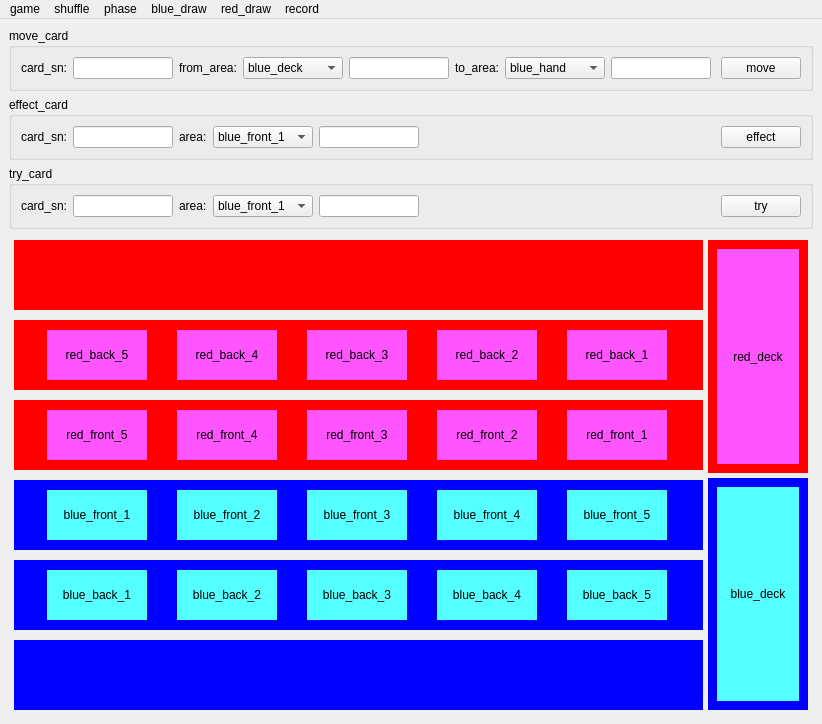
Above: GuiApplication/mainwindow.ui from abc881858/dota_card before the change. Below: the same form after it.
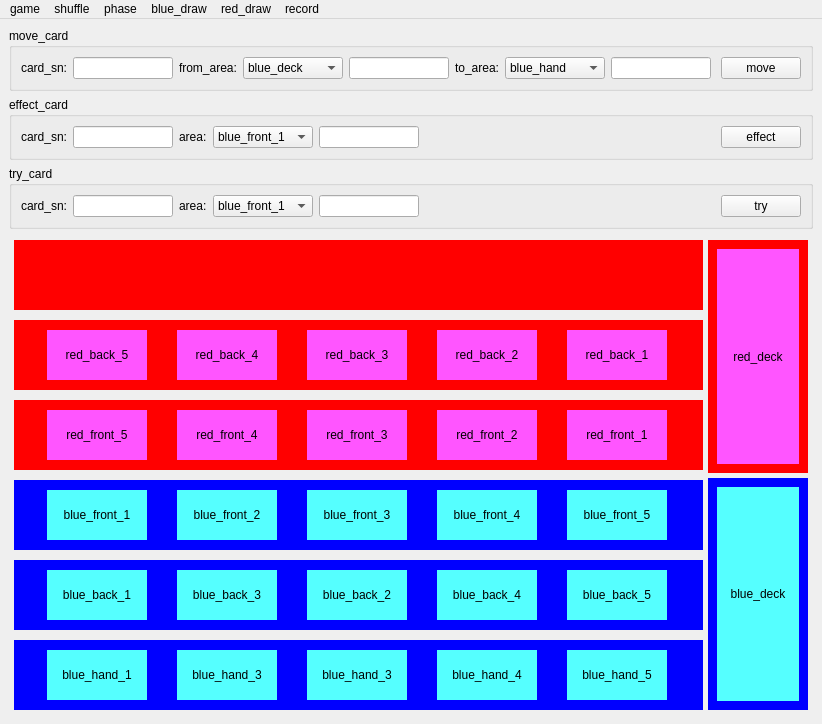
That is the form after the change. Custom widgets are drawn as their Qt base class.

What changed in the file:
```diff
--- a/GuiApplication/mainwindow.ui
+++ b/GuiApplication/mainwindow.ui
@@ -1550,37 +1550,6 @@
                </property>
               </widget>
              </item>
-             <item>
-              <widget class="QLabel" name="blue_back_2">
-               <property name="sizePolicy">
-                <sizepolicy hsizetype="Fixed" vsizetype="Fixed">
-                 <horstretch>0</horstretch>
-                 <verstretch>0</verstretch>
-                </sizepolicy>
-               </property>
-               <property name="minimumSize">
-                <size>
-                 <width>100</width>
-                 <height>50</height>
-                </size>
-               </property>
-               <property name="maximumSize">
-                <size>
-                 <width>100</width>
-                 <height>50</height>
-                </size>
-               </property>
-               <property name="styleSheet">
-                <string notr="true">background-color: rgb(85, 255, 255);</string>
-               </property>
-               <property name="text">
-                <string>blue_back_2</string>
-               </property>
-               <property name="alignment">
-                <set>Qt::AlignmentFlag::AlignCenter</set>
-               </property>
-              </widget>
-             </item>
              <item>
               <widget class="QLabel" name="blue_back_3">
                <property name="sizePolicy">
@@ -1612,6 +1581,37 @@
                </property>
               </widget>
              </item>
+             <item>
+              <widget class="QLabel" name="blue_back_2">
+               <property name="sizePolicy">
+                <sizepolicy hsizetype="Fixed" vsizetype="Fixed">
+                 <horstretch>0</horstretch>
+                 <verstretch>0</verstretch>
+                </sizepolicy>
+               </property>
+               <property name="minimumSize">
+                <size>
+                 <width>100</width>
+                 <height>50</height>
+                </size>
+               </property>
+               <property name="maximumSize">
+                <size>
+                 <width>100</width>
+                 <height>50</height>
+                </size>
+               </property>
+               <property name="styleSheet">
+                <string notr="true">background-color: rgb(85, 255, 255);</string>
+               </property>
+               <property name="text">
+                <string>blue_back_2</string>
+               </property>
+               <property name="alignment">
+                <set>Qt::AlignmentFlag::AlignCenter</set>
+               </property>
+              </widget>
+             </item>
              <item>
               <widget class="QLabel" name="blue_back_4">
                <property name="sizePolicy">
@@ -1688,7 +1688,178 @@
             <property name="styleSheet">
              <string notr="true">background-color: rgb(0, 0, 255);</string>
             </property>
-            <layout class="QHBoxLayout" name="blue_hand"/>
+            <layout class="QHBoxLayout" name="blue_hand">
+             <item>
+              <widget class="Label" name="blue_hand_1">
+               <property name="sizePolicy">
+                <sizepolicy hsizetype="Fixed" vsizetype="Fixed">
+                 <horstretch>0</horstretch>
+                 <verstretch>0</verstretch>
+                </sizepolicy>
+               </property>
+               <property name="minimumSize">
+                <size>
+                 <width>100</width>
+                 <height>50</height>
+                </size>
+               </property>
+               <property name="maximumSize">
+                <size>
+                 <width>100</width>
+                 <height>50</height>
+                </size>
+               </property>
+               <property name="focusPolicy">
+                <enum>Qt::FocusPolicy::ClickFocus</enum>
+               </property>
+               <property name="styleSheet">
+                <string notr="true">background-color: rgb(85, 255, 255);</string>
+               </property>
+               <property name="text">
+                <string>blue_hand_1</string>
+               </property>
+               <property name="alignment">
+                <set>Qt::AlignmentFlag::AlignCenter</set>
+               </property>
+              </widget>
+             </item>
+             <item>
+              <widget class="Label" name="blue_hand_2">
+               <property name="sizePolicy">
+                <sizepolicy hsizetype="Fixed" vsizetype="Fixed">
+                 <horstretch>0</horstretch>
+                 <verstretch>0</verstretch>
+                </sizepolicy>
+               </property>
+               <property name="minimumSize">
+                <size>
+                 <width>100</width>
+                 <height>50</height>
+                </size>
+               </property>
+               <property name="maximumSize">
+                <size>
+                 <width>100</width>
+                 <height>50</height>
+                </size>
+               </property>
+               <property name="focusPolicy">
+                <enum>Qt::FocusPolicy::ClickFocus</enum>
+               </property>
+               <property name="styleSheet">
+                <string notr="true">background-color: rgb(85, 255, 255);</string>
+               </property>
+               <property name="text">
+                <string>blue_hand_3</string>
+               </property>
+               <property name="alignment">
+                <set>Qt::AlignmentFlag::AlignCenter</set>
+               </property>
+              </widget>
+             </item>
+             <item>
+              <widget class="Label" name="blue_hand_3">
+               <property name="sizePolicy">
+                <sizepolicy hsizetype="Fixed" vsizetype="Fixed">
+                 <horstretch>0</horstretch>
+                 <verstretch>0</verstretch>
+                </sizepolicy>
+               </property>
+               <property name="minimumSize">
+                <size>
+                 <width>100</width>
+                 <height>50</height>
+                </size>
+               </property>
+               <property name="maximumSize">
+                <size>
+                 <width>100</width>
+                 <height>50</height>
+                </size>
+               </property>
+               <property name="focusPolicy">
+                <enum>Qt::FocusPolicy::ClickFocus</enum>
+               </property>
+               <property name="styleSheet">
+                <string notr="true">background-color: rgb(85, 255, 255);</string>
+               </property>
+               <property name="text">
+                <string>blue_hand_3</string>
+               </property>
+               <property name="alignment">
+                <set>Qt::AlignmentFlag::AlignCenter</set>
+               </property>
+              </widget>
+             </item>
+             <item>
+              <widget class="Label" name="blue_hand_4">
+               <property name="sizePolicy">
+                <sizepolicy hsizetype="Fixed" vsizetype="Fixed">
+                 <horstretch>0</horstretch>
+                 <verstretch>0</verstretch>
+                </sizepolicy>
+               </property>
+               <property name="minimumSize">
+                <size>
+                 <width>100</width>
+                 <height>50</height>
+                </size>
+               </property>
+               <property name="maximumSize">
+                <size>
+                 <width>100</width>
+                 <height>50</height>
+                </size>
+               </property>
+               <property name="focusPolicy">
+                <enum>Qt::FocusPolicy::ClickFocus</enum>
+               </property>
+               <property name="styleSheet">
+                <string notr="true">background-color: rgb(85, 255, 255);</string>
+               </property>
+               <property name="text">
+                <string>blue_hand_4</string>
+               </property>
+               <property name="alignment">
+                <set>Qt::AlignmentFlag::AlignCenter</set>
+               </property>
+              </widget>
+             </item>
+             <item>
+              <widget class="Label" name="blue_hand_5">
+               <property name="sizePolicy">
+                <sizepolicy hsizetype="Fixed" vsizetype="Fixed">
+                 <horstretch>0</horstretch>
+                 <verstretch>0</verstretch>
+                </sizepolicy>
+               </property>
+               <property name="minimumSize">
+                <size>
+                 <width>100</width>
+                 <height>50</height>
+                </size>
+               </property>
+               <property name="maximumSize">
+                <size>
+                 <width>100</width>
+                 <height>50</height>
+                </size>
+               </property>
+               <property name="focusPolicy">
+                <enum>Qt::FocusPolicy::ClickFocus</enum>
+               </property>
+               <property name="styleSheet">
+                <string notr="true">background-color: rgb(85, 255, 255);</string>
+               </property>
+               <property name="text">
+                <string>blue_hand_5</string>
+               </property>
+               <property name="alignment">
+                <set>Qt::AlignmentFlag::AlignCenter</set>
+               </property>
+              </widget>
+             </item>
+            </layout>
            </widget>
           </item>
          </layout>
@@ -2021,6 +2192,13 @@
    </property>
   </action>
  </widget>
+ <customwidgets>
+  <customwidget>
+   <class>Label</class>
+   <extends>QLabel</extends>
+   <header location="global">label.h</header>
+  </customwidget>
+ </customwidgets>
  <resources/>
  <connections/>
 </ui>
```
Left out of the diff: 3 changed lines with no effect on the pictures.
